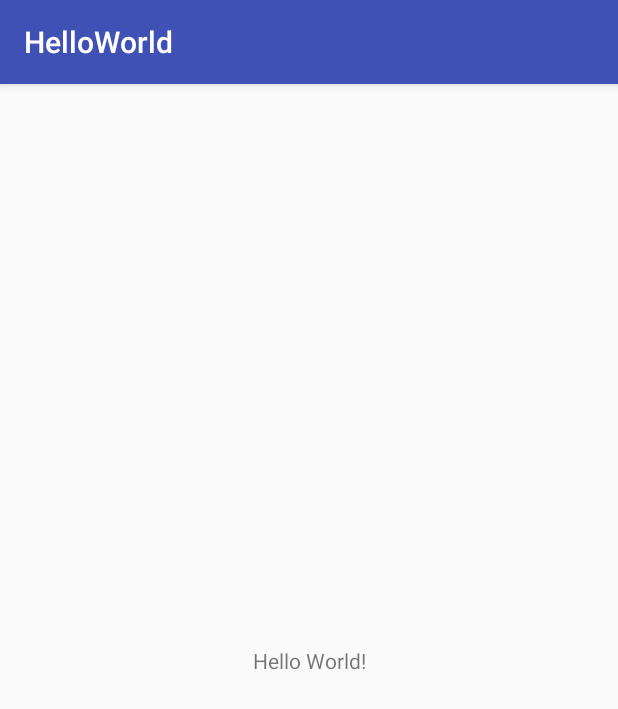
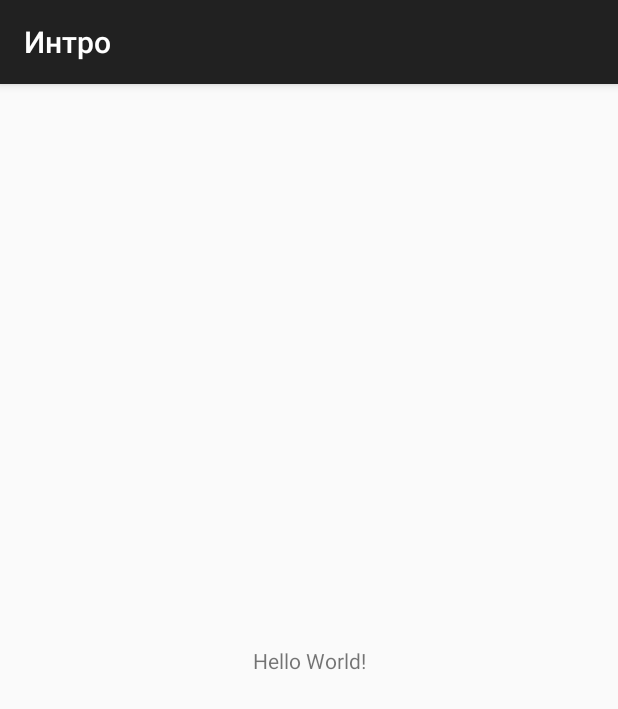
Before and after one commit to nazarovandrej/HelloWorld, an Android app: the screen it shows after launch (MainActivity before the commit, IntroActivity after it), on a phone screen of 412 x 824 dp. Shown: the top 709 px of the screen. Run offline under Robolectric (Android 15) with nearby library versions, the phone set to English and light mode, and no system bars.

Commit message:
created second Activity

```diff
--- /dev/null
+++ b/app/src/main/java/com/github/andrejnazarov/helloworld/IntroActivity.java
@@ -0,0 +1,13 @@
+package com.github.andrejnazarov.helloworld;
+
+import android.support.v7.app.AppCompatActivity;
+import android.os.Bundle;
+
+public class IntroActivity extends AppCompatActivity {
+
+    @Override
+    protected void onCreate(Bundle savedInstanceState) {
+        super.onCreate(savedInstanceState);
+        setContentView(R.layout.activity_intro);
+    }
+}
--- /dev/null
+++ b/app/src/main/res/layout/activity_intro.xml
@@ -0,0 +1,18 @@
+<?xml version="1.0" encoding="utf-8"?>
+<android.support.constraint.ConstraintLayout xmlns:android="http://schemas.android.com/apk/res/android"
+    xmlns:app="http://schemas.android.com/apk/res-auto"
+    xmlns:tools="http://schemas.android.com/tools"
+    android:layout_width="match_parent"
+    android:layout_height="match_parent"
+    tools:context="com.github.andrejnazarov.helloworld.IntroActivity">
+
+    <TextView
+        android:layout_width="wrap_content"
+        android:layout_height="wrap_content"
+        android:text="Hello World!"
+        app:layout_constraintBottom_toBottomOf="parent"
+        app:layout_constraintLeft_toLeftOf="parent"
+        app:layout_constraintRight_toRightOf="parent"
+        app:layout_constraintTop_toTopOf="parent" />
+
+</android.support.constraint.ConstraintLayout>
--- a/app/src/main/res/layout/activity_main.xml
+++ b/app/src/main/res/layout/activity_main.xml
@@ -1,18 +1,10 @@
 <?xml version="1.0" encoding="utf-8"?>
-<android.support.constraint.ConstraintLayout xmlns:android="http://schemas.android.com/apk/res/android"
+<android.support.constraint.ConstraintLayout
+    xmlns:android="http://schemas.android.com/apk/res/android"
     xmlns:app="http://schemas.android.com/apk/res-auto"
     xmlns:tools="http://schemas.android.com/tools"
     android:layout_width="match_parent"
     android:layout_height="match_parent"
     tools:context="com.github.andrejnazarov.helloworld.MainActivity">
 
-    <TextView
-        android:layout_width="wrap_content"
-        android:layout_height="wrap_content"
-        android:text="Hello World!"
-        app:layout_constraintBottom_toBottomOf="parent"
-        app:layout_constraintLeft_toLeftOf="parent"
-        app:layout_constraintRight_toRightOf="parent"
-        app:layout_constraintTop_toTopOf="parent" />
-
 </android.support.constraint.ConstraintLayout>
--- a/app/src/main/res/values/strings.xml
+++ b/app/src/main/res/values/strings.xml
@@ -1,3 +1,5 @@
 <resources>
     <string name="app_name">HelloWorld</string>
+    <string name="intro">Интро</string>
+    <string name="main_activity">Главная активити</string>
 </resources>
```
Also changed, not shown: app/src/main/AndroidManifest.xml (+16 -4 lines).
